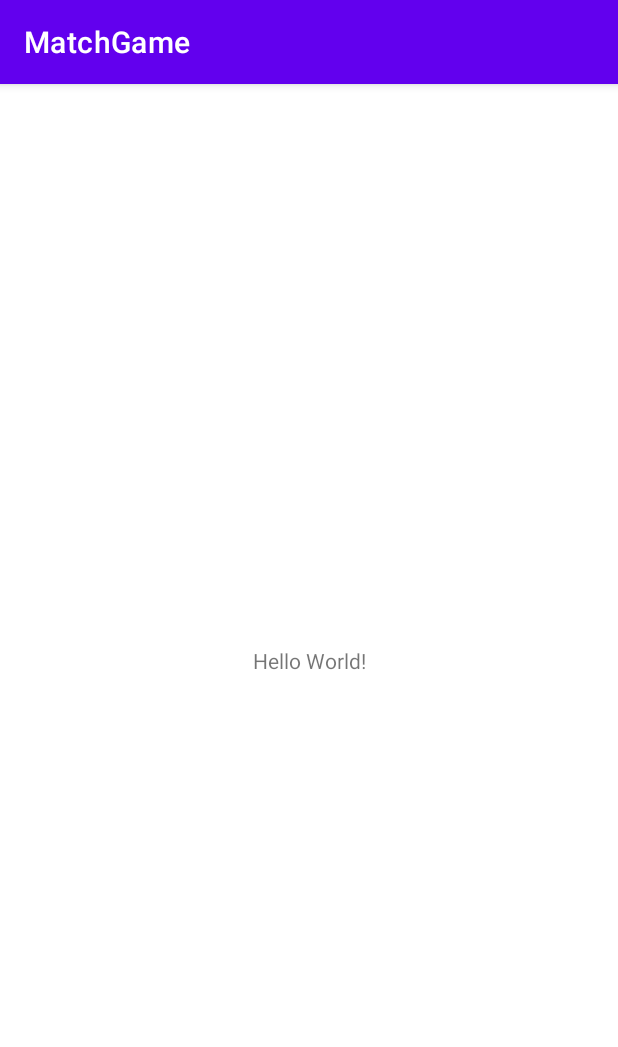
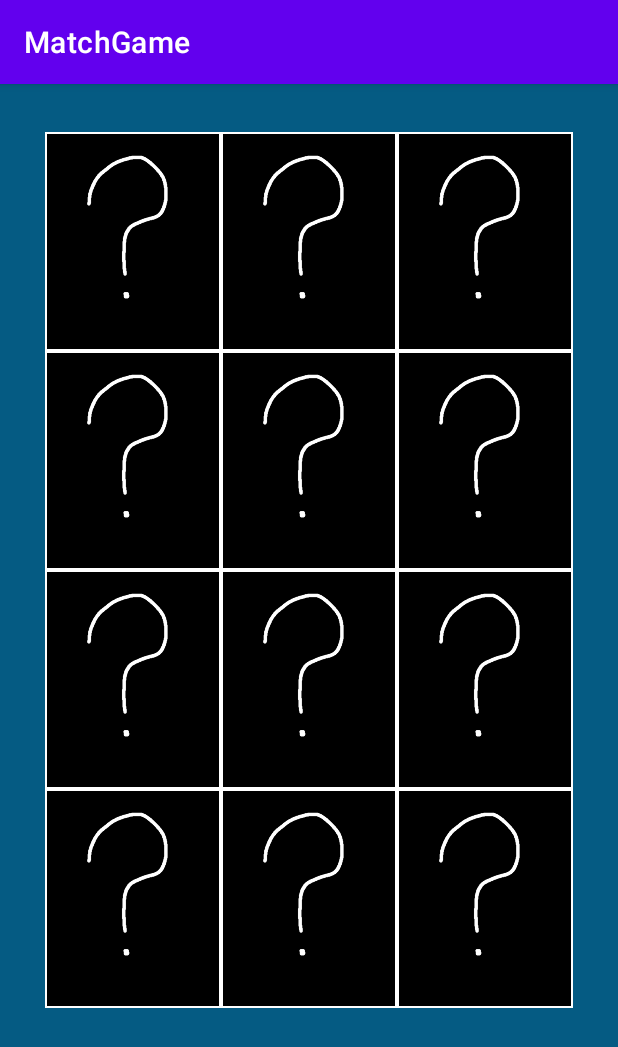
Before and after one commit to EmanuelDobra/comp208-MatchGame, an Android app: the screen it shows after launch (MainActivity), on a phone screen of 412 x 824 dp. Shown: the top 1047 px of the screen. Run offline under Robolectric (Android 15) with nearby library versions, the phone set to English and light mode, and no system bars.

Commit message:
Finished configuring the basic user interface, 12 cards showing the interrogation sign.

```diff
--- a/app/src/main/res/layout/activity_main.xml
+++ b/app/src/main/res/layout/activity_main.xml
@@ -4,15 +4,160 @@
     xmlns:tools="http://schemas.android.com/tools"
     android:layout_width="match_parent"
     android:layout_height="match_parent"
+    android:background="#055B83"
     tools:context=".MainActivity">
 
-    <TextView
-        android:layout_width="wrap_content"
-        android:layout_height="wrap_content"
-        android:text="Hello World!"
-        app:layout_constraintBottom_toBottomOf="parent"
+    <TableLayout
+        android:layout_width="352dp"
+        android:layout_height="584dp"
+        android:layout_marginStart="32dp"
+        android:layout_marginTop="32dp"
+        android:layout_marginEnd="32dp"
+        android:background="#FFFFFF"
         app:layout_constraintEnd_toEndOf="parent"
         app:layout_constraintStart_toStartOf="parent"
-        app:layout_constraintTop_toTopOf="parent" />
+        app:layout_constraintTop_toTopOf="parent">
 
+        <TableRow
+            android:layout_width="match_parent"
+            android:layout_height="match_parent">
+
+            <ImageView
+                android:id="@+id/imageView2"
+                android:layout_width="0dp"
+                android:layout_height="wrap_content"
+                android:layout_margin="1dp"
+                android:layout_weight="1"
+                android:adjustViewBounds="true"
+                android:contentDescription="@string/desc"
+                app:srcCompat="@drawable/interrogation" />
+
+            <ImageView
+                android:id="@+id/imageView"
+                android:layout_width="0dp"
+                android:layout_height="wrap_content"
+                android:layout_margin="1dp"
+                android:layout_weight="1"
+                android:adjustViewBounds="true"
+                android:contentDescription="@string/desc"
+                app:srcCompat="@drawable/interrogation" />
+
+            <ImageView
+                android:id="@+id/imageView3"
+                android:layout_width="0dp"
+                android:layout_height="wrap_content"
+                android:layout_margin="1dp"
+                android:layout_weight="1"
+                android:adjustViewBounds="true"
+                android:contentDescription="@string/desc"
+                app:srcCompat="@drawable/interrogation" />
+        </TableRow>
+
+        <TableRow
+            android:layout_width="match_parent"
+            android:layout_height="match_parent">
+
+            <ImageView
+                android:id="@+id/imageView7"
+                android:layout_width="0dp"
+                android:layout_height="wrap_content"
+                android:layout_margin="1dp"
+                android:layout_weight="1"
+                android:adjustViewBounds="true"
+                android:contentDescription="@string/desc"
+                app:srcCompat="@drawable/interrogation"
+                tools:ignore="ImageContrastCheck" />
+
+            <ImageView
+                android:id="@+id/imageView6"
+                android:layout_width="0dp"
+                android:layout_height="wrap_content"
+                android:layout_margin="1dp"
+                android:layout_weight="1"
+                android:adjustViewBounds="true"
+                android:contentDescription="@string/desc"
+                app:srcCompat="@drawable/interrogation" />
+
+            <ImageView
+                android:id="@+id/imageView5"
+                android:layout_width="0dp"
+                android:layout_height="wrap_content"
+                android:layout_margin="1dp"
+                android:layout_weight="1"
+                android:adjustViewBounds="true"
+                android:contentDescription="@string/desc"
+                app:srcCompat="@drawable/interrogation" />
+        </TableRow>
+
+        <TableRow
+            android:layout_width="match_parent"
+            android:layout_height="match_parent">
+
+            <ImageView
+                android:id="@+id/imageView10"
+                android:layout_width="0dp"
+                android:layout_height="wrap_content"
+                android:layout_margin="1dp"
+                android:layout_weight="1"
+                android:adjustViewBounds="true"
+                android:contentDescription="@string/desc"
+                app:srcCompat="@drawable/interrogation" />
+
+            <ImageView
+                android:id="@+id/imageView9"
+                android:layout_width="0dp"
+                android:layout_height="wrap_content"
+                android:layout_margin="1dp"
+                android:layout_weight="1"
+                android:adjustViewBounds="true"
+                android:contentDescription="@string/desc"
+                app:srcCompat="@drawable/interrogation" />
+
+            <ImageView
+                android:id="@+id/imageView8"
+                android:layout_width="0dp"
+                android:layout_height="wrap_content"
+                android:layout_margin="1dp"
+                android:layout_weight="1"
+                android:adjustViewBounds="true"
+                android:contentDescription="@string/desc"
+                app:srcCompat="@drawable/interrogation"
+                tools:ignore="ImageContrastCheck" />
+        </TableRow>
+
+        <TableRow
+            android:layout_width="match_parent"
+            android:layout_height="match_parent">
+
+            <ImageView
+                android:id="@+id/imageView13"
+                android:layout_width="0dp"
+                android:layout_height="wrap_content"
+                android:layout_margin="1dp"
+                android:layout_weight="1"
+                android:adjustViewBounds="true"
+                android:contentDescription="@string/desc"
+                app:srcCompat="@drawable/interrogation" />
+
+            <ImageView
+                android:id="@+id/imageView12"
+                android:layout_width="0dp"
+                android:layout_height="wrap_content"
+                android:layout_margin="1dp"
+                android:layout_weight="1"
+                android:adjustViewBounds="true"
+                android:contentDescription="@string/desc"
+                app:srcCompat="@drawable/interrogation" />
+
+            <ImageView
+                android:id="@+id/imageView11"
+                android:layout_width="0dp"
+                android:layout_height="wrap_content"
+                android:layout_margin="1dp"
+                android:layout_weight="1"
+                android:adjustViewBounds="true"
+                android:contentDescription="@string/desc"
+                app:srcCompat="@drawable/interrogation" />
+        </TableRow>
+    </TableLayout>
 </androidx.constraintlayout.widget.ConstraintLayout>
--- a/app/src/main/res/values/strings.xml
+++ b/app/src/main/res/values/strings.xml
@@ -1,3 +1,4 @@
 <resources>
     <string name="app_name">MatchGame</string>
+    <string name="desc">MatchTile</string>
 </resources>
```
Also changed, not shown: app/src/main/res/drawable/blue.png (added), app/src/main/res/drawable/cyan.png (added), app/src/main/res/drawable/green.png (added), app/src/main/res/drawable/interrogation.png (added), app/src/main/res/drawable/orange.png (added), app/src/main/res/drawable/pink.png (added), app/src/main/res/drawable/red.png (added).
